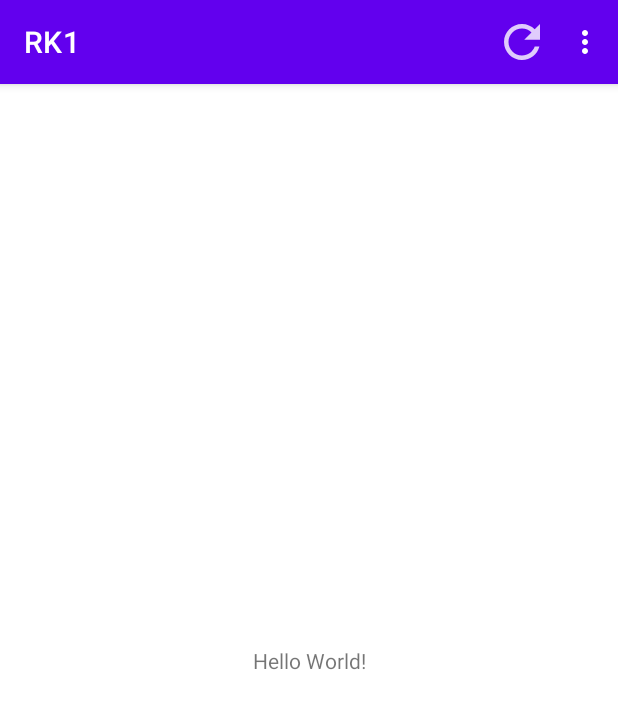
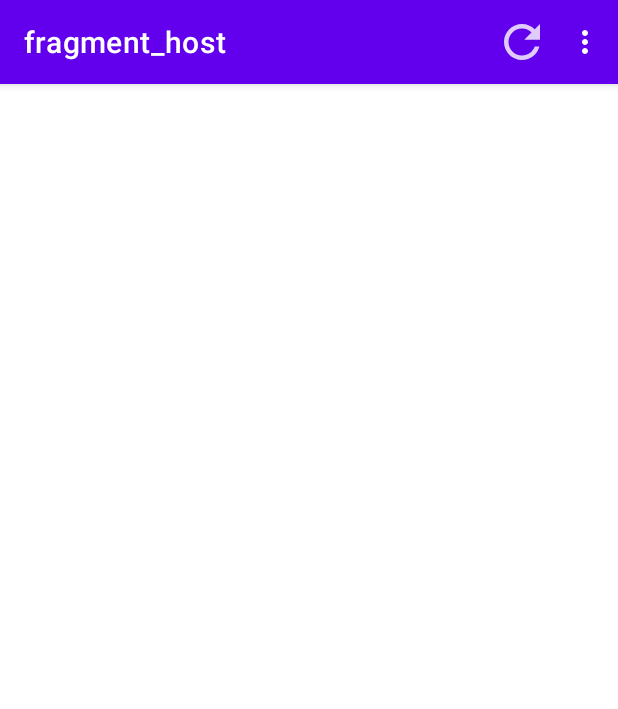
Before and after one commit to januszlv/android-rk1, an Android app: the screen it shows after launch (MainActivity), on a phone screen of 412 x 824 dp. Shown: the top 709 px of the screen. Run offline under Robolectric (Android 15) with nearby library versions, the phone set to English and light mode, and no system bars; our stand-ins replace data binding, navigation-ui; 3 statements that could not run were skipped.

Commit message:
host fragment and navigation start

```diff
--- /dev/null
+++ b/app/src/main/java/com/example/rk1/HostFragment.kt
@@ -0,0 +1,23 @@
+package com.example.rk1
+
+import android.os.Bundle
+import android.view.LayoutInflater
+import android.view.View
+import android.view.ViewGroup
+import androidx.databinding.DataBindingUtil
+import androidx.fragment.app.Fragment
+import com.example.rk1.databinding.FragmentHostBinding
+
+class HostFragment : Fragment() {
+    private lateinit var binding: FragmentHostBinding
+
+    override fun onCreateView(
+        inflater: LayoutInflater, container: ViewGroup?,
+        savedInstanceState: Bundle?
+    ): View? {
+        binding = DataBindingUtil.inflate(inflater, R.layout.fragment_host, container, false)
+
+        val view = binding.root
+        return view
+    }
+}
--- a/app/src/main/java/com/example/rk1/MainActivity.kt
+++ b/app/src/main/java/com/example/rk1/MainActivity.kt
@@ -5,11 +5,19 @@ import android.os.Bundle
 import android.view.Menu
 import android.view.MenuInflater
 import android.view.MenuItem
+import androidx.navigation.fragment.NavHostFragment
+import androidx.navigation.ui.NavigationUI
 
 class MainActivity : AppCompatActivity() {
+    private lateinit var navHostFragment: NavHostFragment
+
     override fun onCreate(savedInstanceState: Bundle?) {
         super.onCreate(savedInstanceState)
         setContentView(R.layout.activity_main)
+
+        navHostFragment = supportFragmentManager.findFragmentById(R.id.host_nav_fragment) as NavHostFragment
+        val navController = navHostFragment.navController
+        NavigationUI.setupActionBarWithNavController(this, navController)
     }
 
     override fun onCreateOptionsMenu(menu: Menu?): Boolean {
@@ -31,4 +39,8 @@ class MainActivity : AppCompatActivity() {
             }
         }
     }
+
+    override fun onSupportNavigateUp(): Boolean {
+        return navHostFragment.navController.navigateUp()
+    }
 }
--- a/app/src/main/res/layout/activity_main.xml
+++ b/app/src/main/res/layout/activity_main.xml
@@ -1,18 +1,20 @@
 <?xml version="1.0" encoding="utf-8"?>
-<androidx.constraintlayout.widget.ConstraintLayout xmlns:android="http://schemas.android.com/apk/res/android"
+<layout xmlns:android="http://schemas.android.com/apk/res/android"
     xmlns:app="http://schemas.android.com/apk/res-auto"
-    xmlns:tools="http://schemas.android.com/tools"
-    android:layout_width="match_parent"
-    android:layout_height="match_parent"
-    tools:context=".MainActivity">
+    xmlns:tools="http://schemas.android.com/tools">
 
-    <TextView
-        android:layout_width="wrap_content"
-        android:layout_height="wrap_content"
-        android:text="Hello World!"
-        app:layout_constraintBottom_toBottomOf="parent"
-        app:layout_constraintLeft_toLeftOf="parent"
-        app:layout_constraintRight_toRightOf="parent"
-        app:layout_constraintTop_toTopOf="parent" />
+    <FrameLayout
+        android:layout_width="match_parent"
+        android:layout_height="match_parent"
+        tools:context=".MainActivity">
 
-</androidx.constraintlayout.widget.ConstraintLayout>
+        <androidx.fragment.app.FragmentContainerView
+            android:id="@+id/host_nav_fragment"
+            android:name="androidx.navigation.fragment.NavHostFragment"
+            android:layout_width="match_parent"
+            android:layout_height="match_parent"
+            app:defaultNavHost="true"
+            app:navGraph="@navigation/navigation" />
+
+    </FrameLayout>
+</layout>
--- /dev/null
+++ b/app/src/main/res/navigation/navigation.xml
@@ -0,0 +1,15 @@
+<?xml version="1.0" encoding="utf-8"?>
+<navigation xmlns:android="http://schemas.android.com/apk/res/android"
+    xmlns:app="http://schemas.android.com/apk/res-auto"
+    xmlns:tools="http://schemas.android.com/tools"
+    android:id="@+id/navigation"
+    app:startDestination="@id/host_fragment">
+
+    <fragment
+        android:id="@+id/host_fragment"
+        android:name="com.example.rk1.HostFragment"
+        android:label="fragment_host"
+        tools:layout="@layout/fragment_host">
+    </fragment>
+
+</navigation>
--- a/build.gradle
+++ b/build.gradle
@@ -1,6 +1,9 @@
 // Top-level build file where you can add configuration options common to all sub-projects/modules.
 buildscript {
-    ext.kotlin_version = "1.4.10"
+    ext{
+        kotlin_version = "1.4.10"
+        nav_version = "2.3.1"
+    }
     repositories {
         google()
         jcenter()
```
Also changed, not shown: app/build.gradle (+7 -0 lines), app/src/main/res/layout/fragment_host.xml (added, +12 -0 lines).
